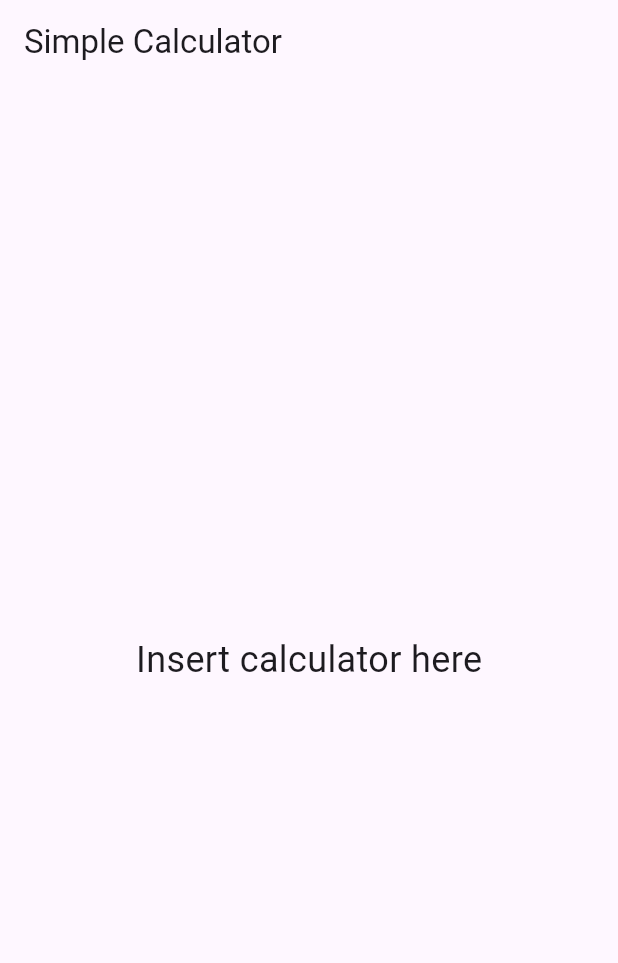
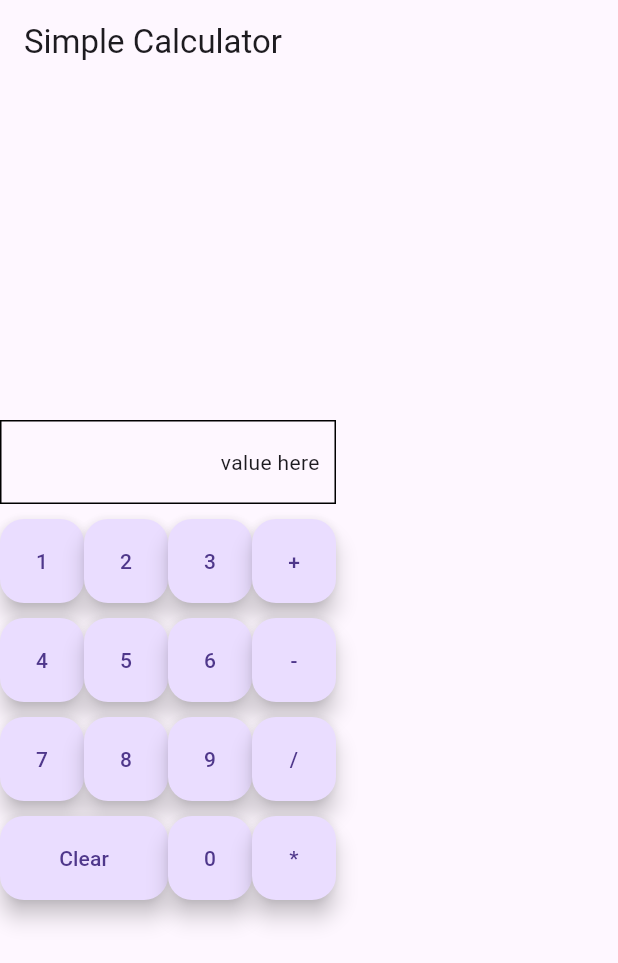
Before and after one commit to iKeiNagai/Mobile-Apps, a Flutter app: the screen it shows after launch, on a phone screen of 412 x 824 dp. Shown: the top 963 px of the screen. Run offline on Flutter 3.47's test engine with Material 3 defaults, Android fonts, the phone set to English and light mode, and no system bars; missing offline and left inert: window_size.

Commit message:
UI calculator design

```diff
--- a/calculator/lib/main.dart
+++ b/calculator/lib/main.dart
@@ -7,10 +7,7 @@ void main() {
 class calculator extends StatelessWidget {
   @override
   Widget build(BuildContext context) {
-    return MaterialApp(
-      title: 'Simple Calculator',
-      home: Homepage()
-    );
+    return MaterialApp(title: 'Simple Calculator', home: Homepage());
   }
 }
 
@@ -30,11 +27,106 @@ class _HomepageState extends State<Homepage> {
         child: Column(
           mainAxisAlignment: MainAxisAlignment.center, // Aligns children
           children: <Widget>[
-            Text(
-              'Insert calculator here',
-              style: TextStyle(fontSize: 24),
+            Row(
+              children: <Widget>[
+                Container(
+                  height: 56,
+                  width: 224,
+                  decoration: BoxDecoration(
+                    border: Border.all(
+                      color: Colors.black
+                    )
+                  ),
+                  alignment: Alignment.centerRight,
+                  padding: EdgeInsets.all(10),
+                  child: Text("value here"),
+                )
+              ],
             ),
-            // You can add more widgets here
+            SizedBox(height: 10),
+            Row(
+              children: <Widget>[
+                FloatingActionButton(
+                  onPressed: () {},
+                  child: Text("1"),
+                ),
+                FloatingActionButton(
+                  onPressed: () {},
+                  child: Text("2"),
+                ),
+                FloatingActionButton(
+                  onPressed: () {},
+                  child: Text("3"),
+                ),
+                FloatingActionButton(
+                  onPressed: () {},
+                  child: Text("+"),
+                )
+              ],
+            ),
+            SizedBox(height: 10),
+            Row(
+              children: <Widget>[
+                FloatingActionButton(
+                  onPressed: () {},
+                  child: Text("4"),
+                ),
+                FloatingActionButton(
+                  onPressed: () {},
+                  child: Text("5"),
+                ),
+                FloatingActionButton(
+                  onPressed: () {},
+                  child: Text("6"),
+                ),
+                FloatingActionButton(
+                  onPressed: () {},
+                  child: Text("-"),
+                )
+              ],
+            ),
+            SizedBox(height: 10),
+            Row(
+              children: <Widget>[
+                FloatingActionButton(
+                  onPressed: () {},
+                  child: Text("7"),
+                ),
+                FloatingActionButton(
+                  onPressed: () {},
+                  child: Text("8"),
+                ),
+                FloatingActionButton(
+                  onPressed: () {},
+                  child: Text("9"),
+                ),
+                FloatingActionButton(
+                  onPressed: () {},
+                  child: Text("/"),
+                )
+              ],
+            ),
+            SizedBox(height: 10),
+            Row(
+              children: <Widget>[
+                Container(
+                  height: 56.0,
+                  width: 112.0,
+                  child: FloatingActionButton(
+                    onPressed: () {},
+                    child: Text("Clear"),
+                  ),
+                ),
+                FloatingActionButton(
+                  onPressed: () {},
+                  child: Text("0"),
+                ),
+                FloatingActionButton(
+                  onPressed: () {},
+                  child: Text("*"),
+                )
+              ],
+            ),
           ],
         ),
       ),
```
